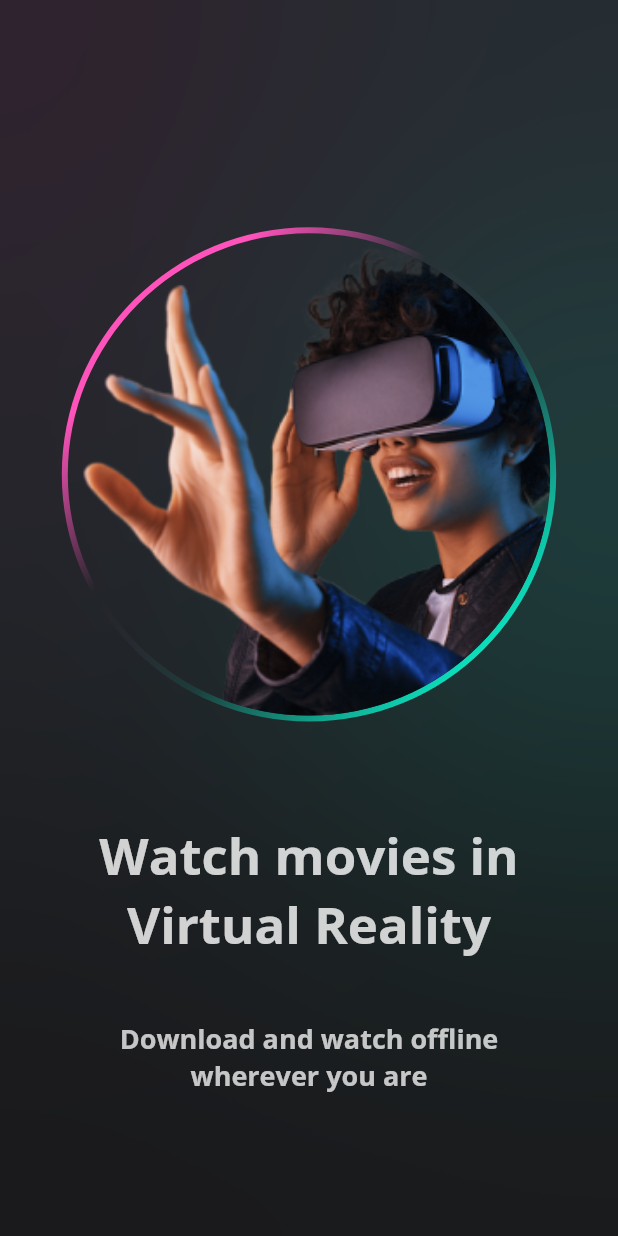
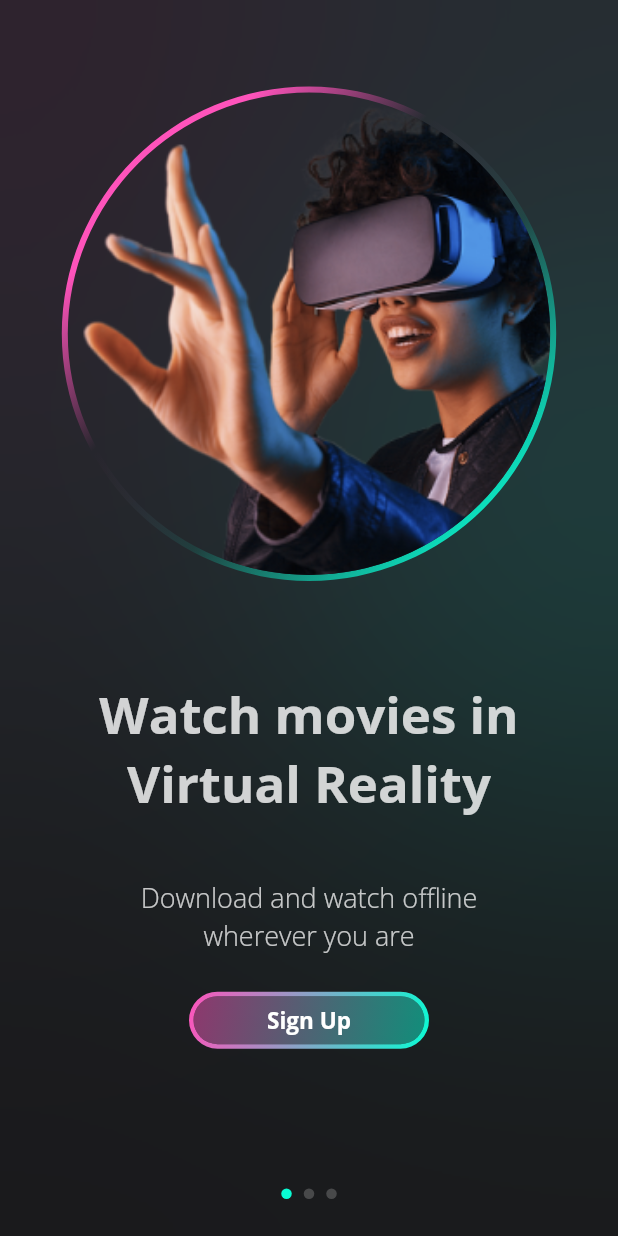
Before and after one commit to 3bary/movie_app, a Flutter app: the screen it shows after launch, on a phone screen of 412 x 824 dp. Run offline on Flutter 3.47's test engine with Material 2 defaults, Android fonts, the phone set to English and light mode, and no system bars; our stand-ins replace google_fonts.

Commit message:
finish onboarding view

```diff
--- a/lib/views/onboarding_view.dart
+++ b/lib/views/onboarding_view.dart
@@ -34,7 +34,8 @@ class OnboardingView extends StatelessWidget {
                 color: Constants.kGreenColor,
               ),
             ),
-            Center(
+            SafeArea(
+              child: Center(
                 child: Column(
                   crossAxisAlignment: CrossAxisAlignment.center,
                   mainAxisAlignment: MainAxisAlignment.center,
@@ -85,10 +86,63 @@ class OnboardingView extends StatelessWidget {
                       style: TextStyle(
                           fontSize: screenHeight <= 660 ? 12 : 18,
                           color: Constants.kWhiteColor.withOpacity(0.75),
-                        fontWeight: FontWeight.w700
+                          fontWeight: FontWeight.w100
                       ),
                     ),
+                    SizedBox(
+                      height: screenHeight * 0.03,
+                    ),
+                    CustomOutline(
+                      strokeWidth: 3,
+                      radius: 20,
+                      gradient: const LinearGradient(
+                        begin: Alignment.topLeft,
+                        end: Alignment.bottomRight,
+                        colors: [
+                          Constants.kPinkColor,
+                          Constants.kGreenColor,
                         ],
+                      ),
+                      width: 160,
+                      height: 38,
+                      padding: const EdgeInsets.all(3),
+                      child: Container(
+                        decoration: BoxDecoration(
+                          borderRadius: BorderRadius.circular(20),
+                          gradient: LinearGradient(
+                            begin: Alignment.topLeft,
+                            end: Alignment.bottomRight,
+                            colors: [
+                              Constants.kPinkColor.withOpacity(0.5),
+                              Constants.kGreenColor.withOpacity(0.5),
+                            ],
+                          ),
+                        ),
+                        child: Center(
+                          child: Text(
+                            'Sign Up',
+                            textAlign: TextAlign.center,
+                            style: TextStyle(
+                              fontSize: screenHeight <= 660 ? 11 : 15,
+                              fontWeight: FontWeight.w700,
+                              color: Constants.kWhiteColor,
+                            ),
+                          ),
+                        ),
+                      ),
+                    ),
+                    const Spacer(),
+                    Row(
+                      mainAxisAlignment: MainAxisAlignment.center,
+                      children: List.generate(3, (index) {
+                        return CircleDot(index: index,);
+                      }),
+                    ),
+                    SizedBox(
+                      height: screenHeight * 0.03,
+                    ),
+                  ],
+                ),
               ),
             )
           ],
@@ -97,3 +151,26 @@ class OnboardingView extends StatelessWidget {
     );
   }
 }
+
+class CircleDot extends StatelessWidget {
+  const CircleDot({
+    Key? key, required this.index,
+  }) : super(key: key);
+  final int index;
+  @override
+  Widget build(BuildContext context) {
+    return Container(
+      height: 7,
+      width: 7,
+      margin: const EdgeInsets.symmetric(
+        horizontal: 4,
+      ),
+      decoration: BoxDecoration(
+          shape: BoxShape.circle,
+          color: index == 0
+              ? Constants.kGreenColor
+              : Constants.kWhiteColor.withOpacity(0.2),
+      ),
+    );
+  }
+}
```
Lines whose indentation alone changed are shown as unchanged.
